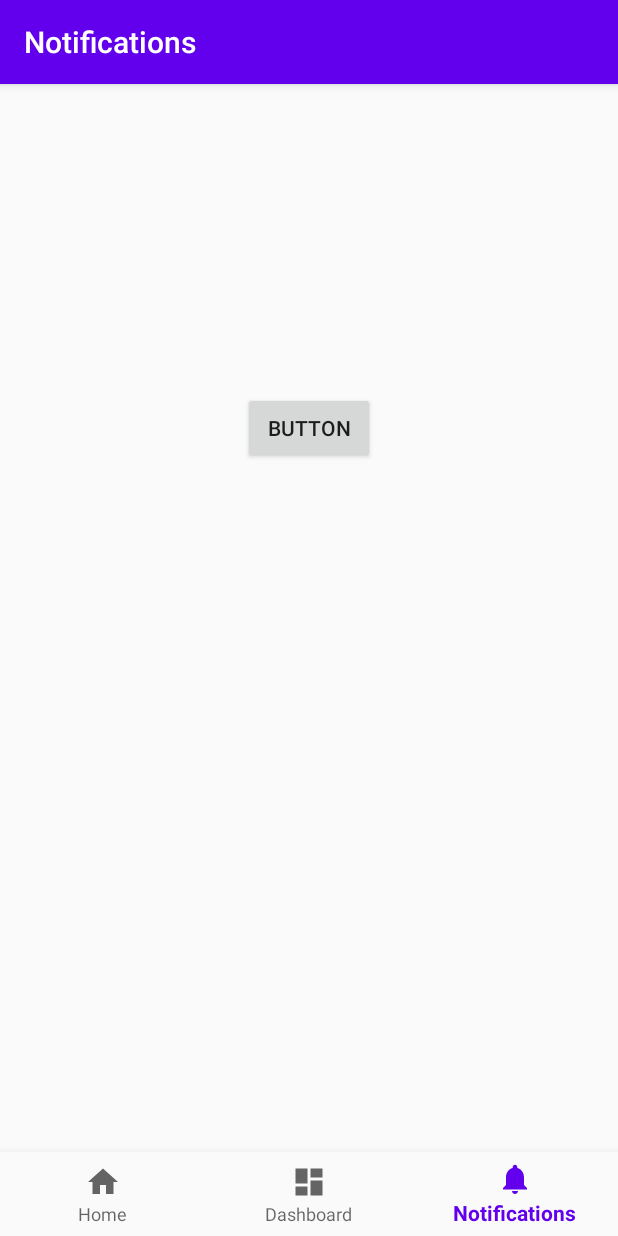
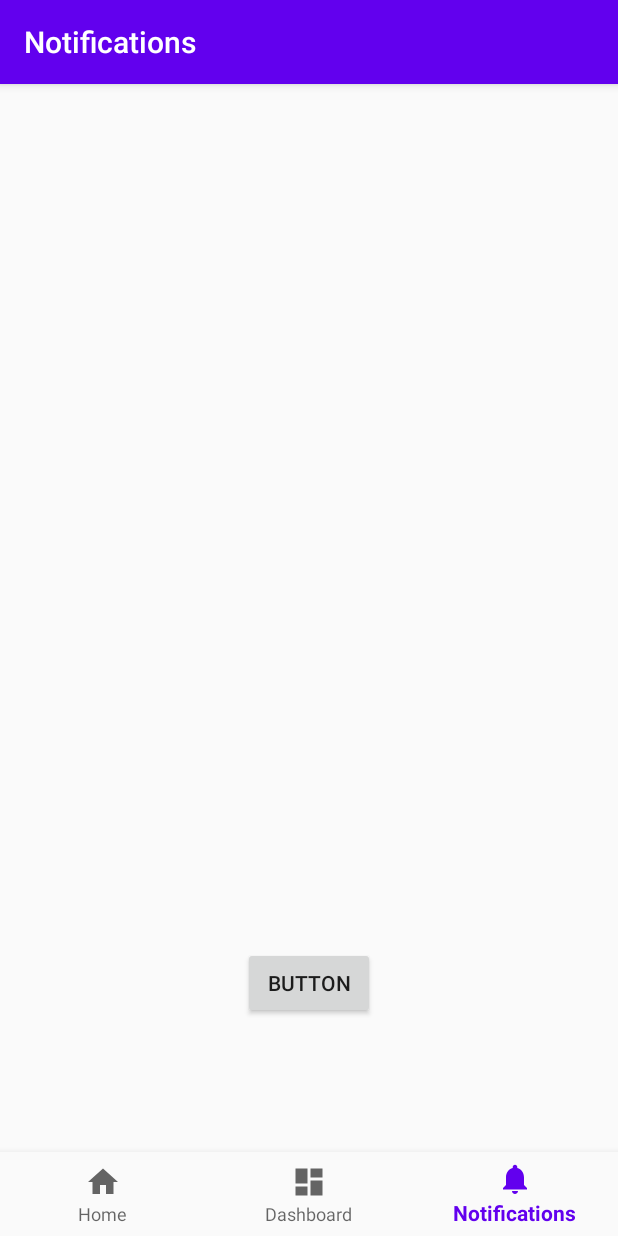
Before and after one commit to TheGhOsTz951/Mood-Diary, an Android app: the DashboardFragment screen opened through its navigation route, item 3 of the bottom bar chosen, on a phone screen of 412 x 824 dp. Run offline under Robolectric (Android 15) with nearby library versions, the phone set to English and light mode, and no system bars; our stand-ins replace navigation-ui.

Commit message:
Bug solved

```diff
--- a/app/src/main/java/com/sasso/mood_diary/ui/dashboard/DashboardFragment.java
+++ b/app/src/main/java/com/sasso/mood_diary/ui/dashboard/DashboardFragment.java
@@ -20,16 +20,9 @@ public class DashboardFragment extends Fragment {
 
     public View onCreateView(@NonNull LayoutInflater inflater,
                              ViewGroup container, Bundle savedInstanceState) {
-        dashboardViewModel =
-                ViewModelProviders.of(this).get(DashboardViewModel.class);
-        View root = inflater.inflate(R.layout.fragment_dashboard, container, false);
-        final TextView textView = root.findViewById(R.id.text_dashboard);
-        dashboardViewModel.getText().observe(getViewLifecycleOwner(), new Observer<String>() {
-            @Override
-            public void onChanged(@Nullable String s) {
-                textView.setText(s);
-            }
-        });
-        return root;
+
+        View view = inflater.inflate(R.layout.fragment_dashboard, container, false);
+
+        return view;
     }
 }
--- a/app/src/main/java/com/sasso/mood_diary/ui/home/HomeFragment.java
+++ b/app/src/main/java/com/sasso/mood_diary/ui/home/HomeFragment.java
@@ -22,7 +22,7 @@ public class HomeFragment extends Fragment {
     public View onCreateView(@NonNull LayoutInflater inflater,
                              ViewGroup container, Bundle savedInstanceState) {
 
-        View view = inflater.inflate(R.layout.fragment_dashboard, container, false);
+        View view = inflater.inflate(R.layout.fragment_home, container, false);
 
         return view;
     }
--- a/app/src/main/java/com/sasso/mood_diary/ui/notifications/NotificationsFragment.java
+++ b/app/src/main/java/com/sasso/mood_diary/ui/notifications/NotificationsFragment.java
@@ -19,7 +19,7 @@ public class NotificationsFragment extends Fragment {
     public View onCreateView(@NonNull LayoutInflater inflater,
                              ViewGroup container, Bundle savedInstanceState) {
 
-        View view = inflater.inflate(R.layout.fragment_dashboard, container, false);
+        View view = inflater.inflate(R.layout.fragment_notifications, container, false);
 
         return view;
     }
--- a/app/src/main/res/layout/fragment_notifications.xml
+++ b/app/src/main/res/layout/fragment_notifications.xml
@@ -19,4 +19,14 @@
         app:layout_constraintEnd_toEndOf="parent"
         app:layout_constraintStart_toStartOf="parent"
         app:layout_constraintTop_toTopOf="parent" />
+
+    <Button
+        android:id="@+id/button3"
+        android:layout_width="wrap_content"
+        android:layout_height="wrap_content"
+        android:text="Button"
+        app:layout_constraintBottom_toBottomOf="parent"
+        app:layout_constraintEnd_toEndOf="parent"
+        app:layout_constraintStart_toStartOf="parent"
+        app:layout_constraintTop_toBottomOf="@+id/text_notifications" />
 </androidx.constraintlayout.widget.ConstraintLayout>
```
